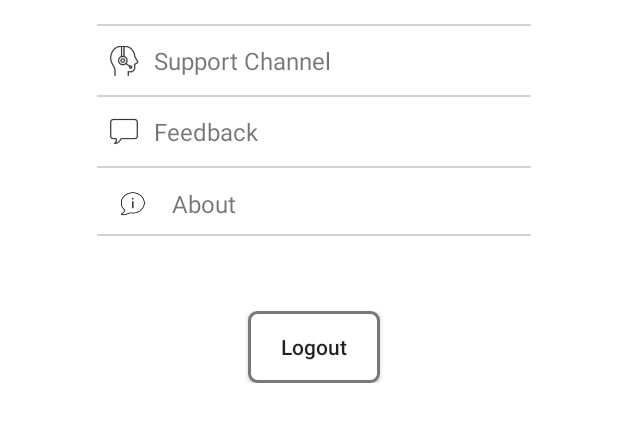
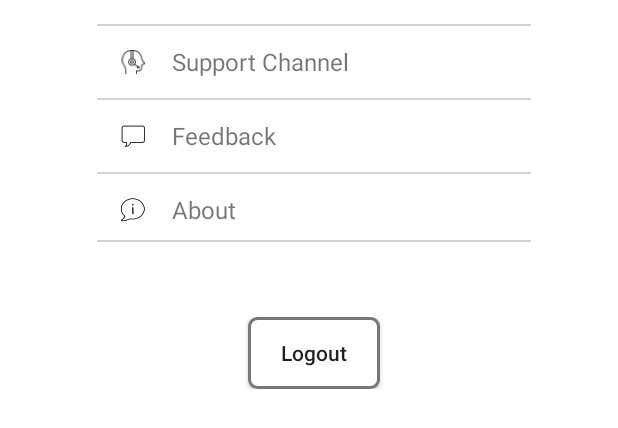
Before and after one commit to CodeForAfrica/CitizenReporter.Android, an Android app: the layout fragment_settings.xml on its own in the app's theme, with its tools: preview values and no code run, on a phone screen of 412 x 824 dp. Shown: the top 428 px of the screen. Run offline under Robolectric (Android 15) with nearby library versions, the light colour scheme and no system bars.

Commit message:
Add multi screen size icons on the settings page

```diff
--- a/app/src/main/java/org/codeforafrica/citizenreporterandroid/main/assignments/MyFirebaseMessagingService.java
+++ b/app/src/main/java/org/codeforafrica/citizenreporterandroid/main/assignments/MyFirebaseMessagingService.java
@@ -28,7 +28,7 @@ public class MyFirebaseMessagingService extends FirebaseMessagingService {
     style.bigText(remoteMessage.getNotification().getBody());
 
     NotificationCompat.Action action = new NotificationCompat.Action.Builder(R.drawable
-        .ic_chat_50, "MORE", null).build();
+        .ic_ic_chat_50, "MORE", null).build();
 
     NotificationCompat.Builder notificationBuilder = new NotificationCompat.Builder(this);
     notificationBuilder.setContentTitle("New Assignments");
--- a/app/src/main/res/layout/fragment_settings.xml
+++ b/app/src/main/res/layout/fragment_settings.xml
@@ -43,10 +43,10 @@
         tools:layout_editor_absoluteY="8dp">
 
       <ImageView
-          android:layout_width="30dp"
-          android:layout_height="30dp"
+          android:layout_width="wrap_content"
+          android:layout_height="wrap_content"
           android:paddingEnd="10dp"
-          android:src="@drawable/ic_customer_support_50" />
+          android:src="@drawable/ic_ic_customer_support_50" />
 
       <TextView
           android:id="@+id/support_menu_item"
@@ -76,10 +76,10 @@
         tools:layout_editor_absoluteY="8dp">
 
       <ImageView
-          android:layout_width="30dp"
-          android:layout_height="30dp"
+          android:layout_width="wrap_content"
+          android:layout_height="wrap_content"
           android:paddingEnd="10dp"
-          android:src="@drawable/ic_chat_50" />
+          android:src="@drawable/ic_ic_chat_50" />
 
       <TextView
           android:id="@+id/feedback_menu_item"
```
Also changed, not shown: app/src/main/res/drawable-hdpi/ic_ic_chat_50.png (added), app/src/main/res/drawable-hdpi/ic_ic_customer_support_50.png (added), app/src/main/res/drawable-mdpi/ic_ic_chat_50.png (added), app/src/main/res/drawable-mdpi/ic_ic_customer_support_50.png (added), app/src/main/res/drawable-xhdpi/ic_ic_chat_50.png (added), app/src/main/res/drawable-xhdpi/ic_ic_customer_support_50.png (added), app/src/main/res/drawable-xxhdpi/ic_ic_chat_50.png (added), app/src/main/res/drawable-xxhdpi/ic_ic_customer_support_50.png (added), app/src/main/res/drawable-xxxhdpi/ic_ic_chat_50.png (added), app/src/main/res/drawable-xxxhdpi/ic_ic_customer_support_50.png (added), app/src/main/res/drawable/ic_chat_50.png (deleted), app/src/main/res/drawable/ic_customer_support_50.png (deleted).
